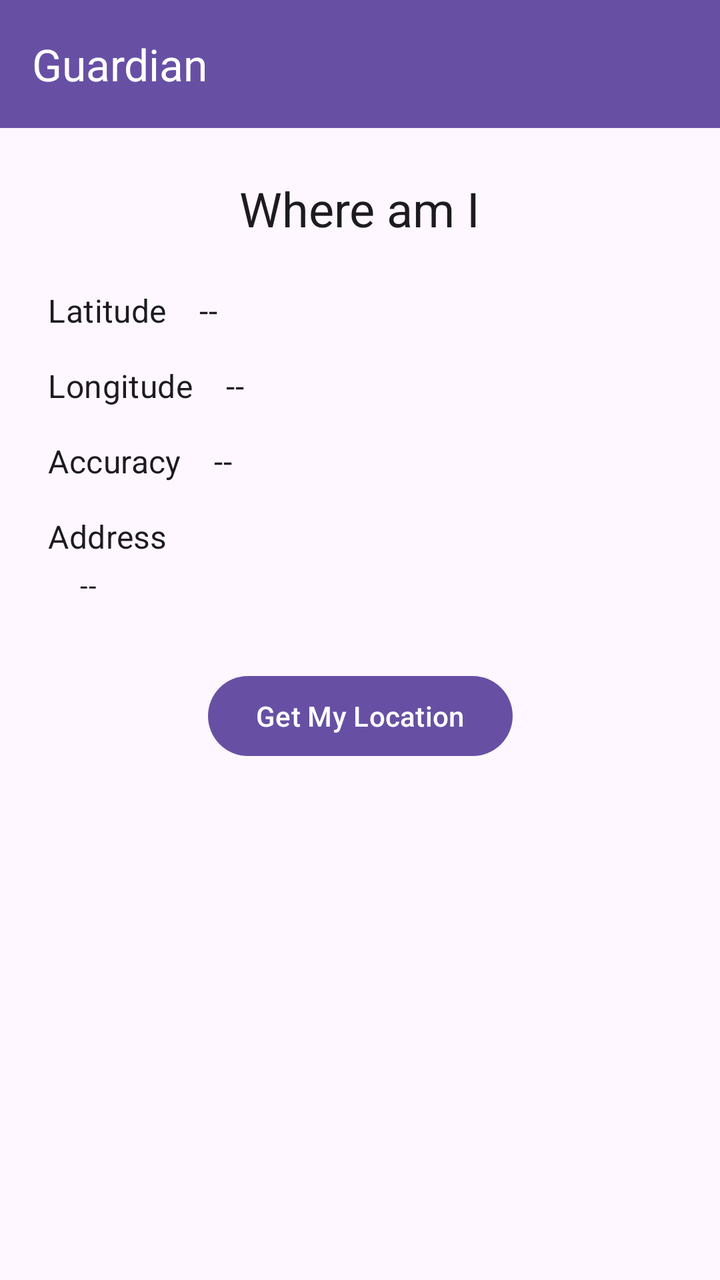
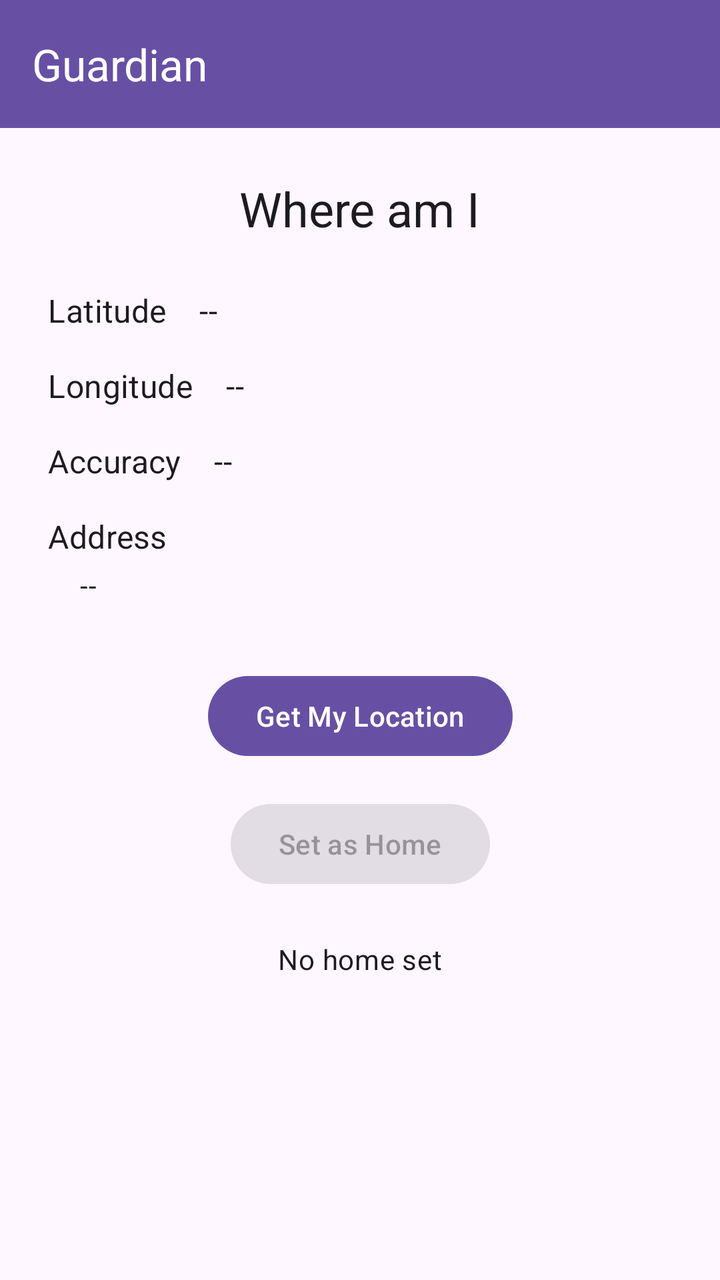

Compare the two renders of this Android layout. The source of the first and the diff that turns it into the second are given below.
<!-- AndroidManifest.xml: application theme Theme.AndroidApp3 -->
<!-- res/layout/activity_main.xml -->
<?xml version="1.0" encoding="utf-8"?>
<androidx.constraintlayout.widget.ConstraintLayout xmlns:android="http://schemas.android.com/apk/res/android"
    xmlns:app="http://schemas.android.com/apk/res-auto"
    xmlns:tools="http://schemas.android.com/tools"
    android:id="@+id/main"
    android:layout_width="match_parent"
    android:layout_height="match_parent"
    tools:context=".MainActivity">

    <androidx.appcompat.widget.Toolbar
        android:id="@+id/toolbar"
        android:layout_width="match_parent"
        android:layout_height="?attr/actionBarSize"
        android:background="?attr/colorPrimary"
        android:elevation="4dp"
        android:theme="@style/ThemeOverlay.AppCompat.ActionBar"
        app:layout_constraintTop_toTopOf="parent"
        app:title="@string/app_name"
        app:titleTextColor="@android:color/white" />

    <TextView
        android:id="@+id/titleText"
        android:layout_width="wrap_content"
        android:layout_height="wrap_content"
        android:layout_marginTop="24dp"
        android:text="@string/title_where_am_i"
        android:textAppearance="@style/TextAppearance.MaterialComponents.Headline5"
        app:layout_constraintEnd_toEndOf="parent"
        app:layout_constraintStart_toStartOf="parent"
        app:layout_constraintTop_toBottomOf="@id/toolbar" />

    
    <TextView
        android:id="@+id/latitudeLabel"
        android:layout_width="wrap_content"
        android:layout_height="wrap_content"
        android:layout_marginStart="24dp"
        android:layout_marginTop="24dp"
        android:text="@string/label_latitude"
        android:textAppearance="@style/TextAppearance.MaterialComponents.Subtitle1"
        app:layout_constraintStart_toStartOf="parent"
        app:layout_constraintTop_toBottomOf="@id/titleText" />

    <TextView
        android:id="@+id/latitudeText"
        android:layout_width="0dp"
        android:layout_height="wrap_content"
        android:layout_marginStart="16dp"
        android:layout_marginEnd="24dp"
        android:text="@string/placeholder_value"
        android:textAppearance="@style/TextAppearance.MaterialComponents.Body1"
        app:layout_constraintBaseline_toBaselineOf="@id/latitudeLabel"
        app:layout_constraintEnd_toEndOf="parent"
        app:layout_constraintStart_toEndOf="@id/latitudeLabel" />

    
    <TextView
        android:id="@+id/longitudeLabel"
        android:layout_width="wrap_content"
        android:layout_height="wrap_content"
        android:layout_marginTop="16dp"
        android:text="@string/label_longitude"
        android:textAppearance="@style/TextAppearance.MaterialComponents.Subtitle1"
        app:layout_constraintStart_toStartOf="@id/latitudeLabel"
        app:layout_constraintTop_toBottomOf="@id/latitudeLabel" />

    <TextView
        android:id="@+id/longitudeText"
        android:layout_width="0dp"
        android:layout_height="wrap_content"
        android:layout_marginStart="16dp"
        android:layout_marginEnd="24dp"
        android:text="@string/placeholder_value"
        android:textAppearance="@style/TextAppearance.MaterialComponents.Body1"
        app:layout_constraintBaseline_toBaselineOf="@id/longitudeLabel"
        app:layout_constraintEnd_toEndOf="parent"
        app:layout_constraintStart_toEndOf="@id/longitudeLabel" />

    
    <TextView
        android:id="@+id/accuracyLabel"
        android:layout_width="wrap_content"
        android:layout_height="wrap_content"
        android:layout_marginTop="16dp"
        android:text="@string/label_accuracy"
        android:textAppearance="@style/TextAppearance.MaterialComponents.Subtitle1"
        app:layout_constraintStart_toStartOf="@id/latitudeLabel"
        app:layout_constraintTop_toBottomOf="@id/longitudeLabel" />

    <TextView
        android:id="@+id/accuracyText"
        android:layout_width="0dp"
        android:layout_height="wrap_content"
        android:layout_marginStart="16dp"
        android:layout_marginEnd="24dp"
        android:text="@string/placeholder_value"
        android:textAppearance="@style/TextAppearance.MaterialComponents.Body1"
        app:layout_constraintBaseline_toBaselineOf="@id/accuracyLabel"
        app:layout_constraintEnd_toEndOf="parent"
        app:layout_constraintStart_toEndOf="@id/accuracyLabel" />

    
    <TextView
        android:id="@+id/addressLabel"
        android:layout_width="wrap_content"
        android:layout_height="wrap_content"
        android:layout_marginTop="16dp"
        android:text="@string/label_address"
        android:textAppearance="@style/TextAppearance.MaterialComponents.Subtitle1"
        app:layout_constraintStart_toStartOf="@id/latitudeLabel"
        app:layout_constraintTop_toBottomOf="@id/accuracyLabel" />

    <TextView
        android:id="@+id/addressText"
        android:layout_width="0dp"
        android:layout_height="wrap_content"
        android:layout_marginStart="16dp"
        android:layout_marginTop="4dp"
        android:layout_marginEnd="24dp"
        android:text="@string/placeholder_value"
        android:textAppearance="@style/TextAppearance.MaterialComponents.Body2"
        app:layout_constraintEnd_toEndOf="parent"
        app:layout_constraintStart_toStartOf="@id/latitudeLabel"
        app:layout_constraintTop_toBottomOf="@id/addressLabel" />

    <Button
        android:id="@+id/locationButton"
        android:layout_width="wrap_content"
        android:layout_height="wrap_content"
        android:layout_marginTop="32dp"
        android:text="@string/btn_get_location"
        app:layout_constraintEnd_toEndOf="parent"
        app:layout_constraintStart_toStartOf="parent"
        app:layout_constraintTop_toBottomOf="@id/addressText" />

</androidx.constraintlayout.widget.ConstraintLayout>
<!-- resources referenced by this layout -->
<resources>
  <string name="app_name">Guardian</string>
  <string name="btn_get_location">Get My Location</string>
  <string name="label_accuracy">Accuracy</string>
  <string name="label_address">Address</string>
  <string name="label_latitude">Latitude</string>
  <string name="label_longitude">Longitude</string>
  <string name="placeholder_value">--</string>
  <string name="title_where_am_i">Where am I</string>
  <style name="Theme.AndroidApp3" parent="Base.Theme.AndroidApp3" />
  <style name="Base.Theme.AndroidApp3" parent="Theme.Material3.DayNight.NoActionBar">
          
          
      </style>
</resources>

<!-- the commit's change to res/layout/activity_main.xml (unified diff, before → after) -->
@@ -133,4 +133,29 @@
         app:layout_constraintStart_toStartOf="parent"
         app:layout_constraintTop_toBottomOf="@id/addressText" />
 
+    <Button
+        android:id="@+id/setHomeButton"
+        android:layout_width="wrap_content"
+        android:layout_height="wrap_content"
+        android:layout_marginTop="16dp"
+        android:enabled="false"
+        android:text="@string/btn_set_as_home"
+        app:layout_constraintEnd_toEndOf="parent"
+        app:layout_constraintStart_toStartOf="parent"
+        app:layout_constraintTop_toBottomOf="@id/locationButton" />
+
+    <TextView
+        android:id="@+id/homeStatusText"
+        android:layout_width="0dp"
+        android:layout_height="wrap_content"
+        android:layout_marginStart="24dp"
+        android:layout_marginTop="24dp"
+        android:layout_marginEnd="24dp"
+        android:gravity="center"
+        android:text="@string/status_no_home"
+        android:textAppearance="@style/TextAppearance.MaterialComponents.Body2"
+        app:layout_constraintEnd_toEndOf="parent"
+        app:layout_constraintStart_toStartOf="parent"
+        app:layout_constraintTop_toBottomOf="@id/setHomeButton" />
+
 </androidx.constraintlayout.widget.ConstraintLayout>
<!-- resource entries referenced after the edit -->
@@ -2,11 +2,13 @@
 <resources>
   <string name="app_name">Guardian</string>
   <string name="btn_get_location">Get My Location</string>
+  <string name="btn_set_as_home">Set as Home</string>
   <string name="label_accuracy">Accuracy</string>
   <string name="label_address">Address</string>
   <string name="label_latitude">Latitude</string>
   <string name="label_longitude">Longitude</string>
   <string name="placeholder_value">--</string>
+  <string name="status_no_home">No home set</string>
   <string name="title_where_am_i">Where am I</string>
   <style name="Theme.AndroidApp3" parent="Base.Theme.AndroidApp3" />
   <style name="Base.Theme.AndroidApp3" parent="Theme.Material3.DayNight.NoActionBar">
